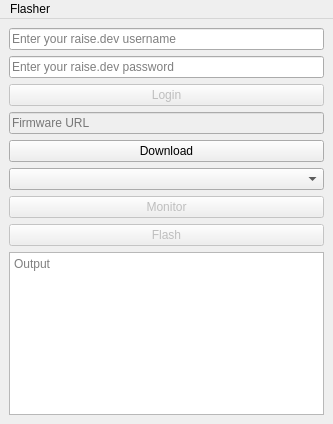
Above: flasher.ui from raisedevs/flasher before the change. Below: the same form after it.
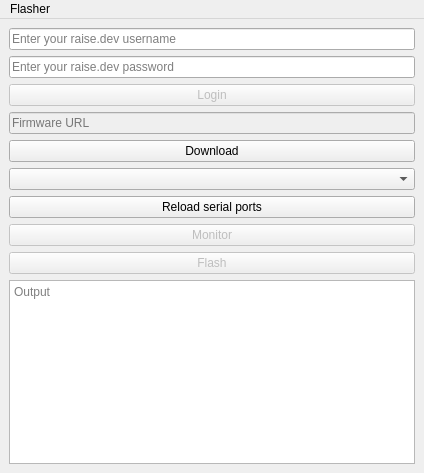
That is the form after the change.

What changed in the file:
```diff
--- a/flasher.ui
+++ b/flasher.ui
@@ -6,8 +6,8 @@
    <rect>
     <x>0</x>
     <y>0</y>
-    <width>333</width>
-    <height>424</height>
+    <width>424</width>
+    <height>473</height>
    </rect>
   </property>
   <property name="windowTitle">
@@ -20,6 +20,9 @@
    <layout class="QVBoxLayout" name="verticalLayout">
     <item>
      <widget class="QLineEdit" name="usernameEdit">
+      <property name="readOnly">
+       <bool>true</bool>
+      </property>
       <property name="placeholderText">
        <string>Enter your raise.dev username</string>
       </property>
@@ -30,6 +33,9 @@
       <property name="echoMode">
        <enum>QLineEdit::Password</enum>
       </property>
+      <property name="readOnly">
+       <bool>true</bool>
+      </property>
       <property name="placeholderText">
        <string>Enter your raise.dev password</string>
       </property>
@@ -69,6 +75,13 @@
       </property>
      </widget>
     </item>
+    <item>
+     <widget class="QPushButton" name="reloadSerialPortsButton">
+      <property name="text">
+       <string>Reload serial ports</string>
+      </property>
+     </widget>
+    </item>
     <item>
      <widget class="QPushButton" name="monitorButton">
       <property name="enabled">
@@ -91,6 +104,12 @@
     </item>
     <item>
      <widget class="QPlainTextEdit" name="outputEdit">
+      <property name="minimumSize">
+       <size>
+        <width>400</width>
+        <height>120</height>
+       </size>
+      </property>
       <property name="frameShadow">
        <enum>QFrame::Sunken</enum>
       </property>
@@ -109,7 +128,7 @@
     <rect>
      <x>0</x>
      <y>0</y>
-     <width>333</width>
+     <width>424</width>
      <height>24</height>
     </rect>
    </property>
```
